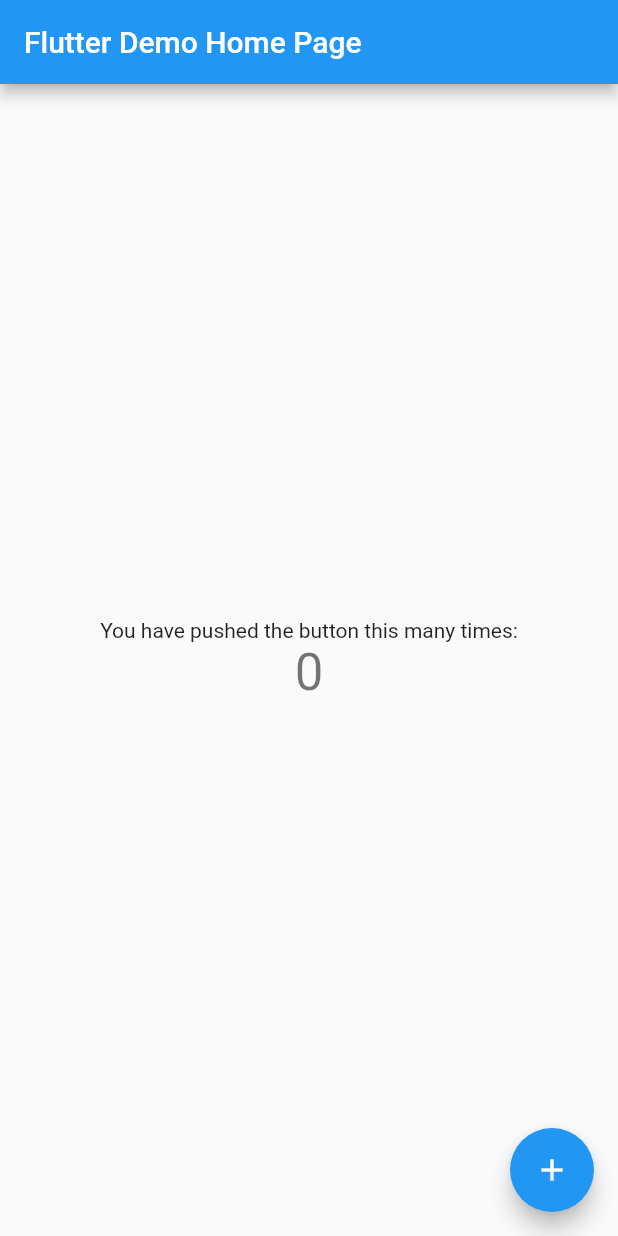
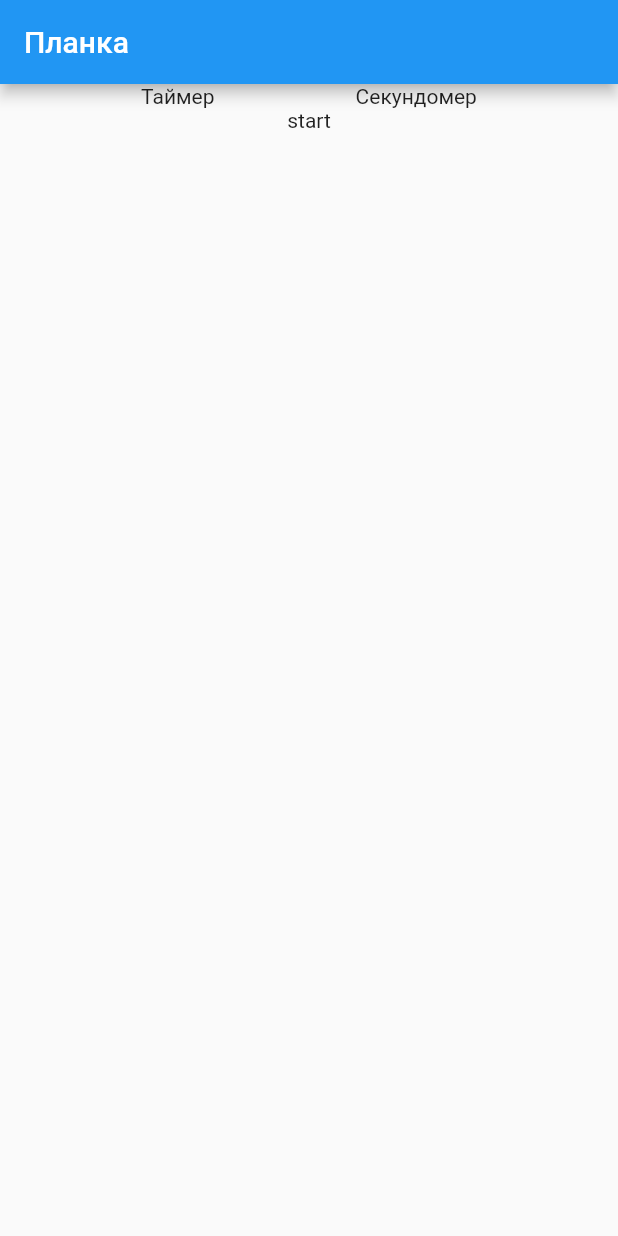
Before and after one commit to freeman1s1/planka, a Flutter app: the screen it shows after launch, on a phone screen of 412 x 824 dp. Run offline on Flutter 3.47's test engine with Material 2 defaults, Android fonts, the phone set to English and light mode, and no system bars; our stand-ins replace bloc, equatable, flutter_bloc, go_router, rxdart.

Commit message:
added work and timer screens

```diff
--- /dev/null
+++ b/lib/features/work_feature/cubits/timer_cubit/timer_cubit.dart
@@ -0,0 +1,44 @@
+import 'dart:async';
+
+import 'package:bloc/bloc.dart';
+import 'package:equatable/equatable.dart';
+import 'package:rxdart/rxdart.dart';
+
+part 'timer_state.dart';
+
+class TimerCubit extends Cubit<TimerState> {
+  TimerCubit() : super(const TimerStart(0));
+
+  addInActionState() {
+    if (state is TimerStart) {
+      final TimerStart currentState = state as TimerStart;
+      final currTime = PublishSubject<int>();
+      currTime.add(currentState.startTime);
+      Timer _timer = new Timer.periodic(
+        const Duration(seconds: 1),
+        (Timer timer) {
+          // if (_start == 0) {
+          //   setState(() {
+          //     timer.cancel();
+          //   });
+          // } else {
+          //   setState(() {
+          //     _start--;
+          //   });
+          // }
+          currTime.add(currentState.startTime + 1);
+        },
+      );
+      emit(TimerInAction(currTime));
+    } else if (state is TimerPause) {
+      final TimerPause currentState = state as TimerPause;
+      final currTime = PublishSubject<int>();
+      currTime.add(currentState.currentTime);
+      emit(TimerInAction(currTime));
+    }
+  }
+
+  addResumeState() {}
+
+  addStartState() {}
+}
--- /dev/null
+++ b/lib/features/work_feature/cubits/timer_cubit/timer_state.dart
@@ -0,0 +1,26 @@
+part of 'timer_cubit.dart';
+
+abstract class TimerState extends Equatable {
+  const TimerState();
+
+  @override
+  List<Object> get props => [];
+}
+
+class TimerStart extends TimerState {
+  const TimerStart(this.startTime);
+
+  final int startTime;
+}
+
+class TimerInAction extends TimerState {
+  const TimerInAction(this.currentTime);
+
+  final PublishSubject<int> currentTime;
+}
+
+class TimerPause extends TimerState {
+  const TimerPause(this.currentTime);
+
+  final int currentTime;
+}
--- /dev/null
+++ b/lib/features/work_feature/cubits/work_cubit/work_cubit.dart
@@ -0,0 +1,14 @@
+import 'package:bloc/bloc.dart';
+import 'package:equatable/equatable.dart';
+
+part 'work_state.dart';
+
+class WorkCubit extends Cubit<WorkState> {
+  WorkCubit() : super(WorkTimer());
+
+
+
+  emitTimerState() => emit(WorkTimer());
+
+  emitStopwatchState() => emit(WorkStopwatch());
+}
--- /dev/null
+++ b/lib/features/work_feature/cubits/work_cubit/work_state.dart
@@ -0,0 +1,12 @@
+part of 'work_cubit.dart';
+
+abstract class WorkState extends Equatable {
+  const WorkState();
+
+  @override
+  List<Object> get props => [];
+}
+
+class WorkTimer extends WorkState {}
+
+class WorkStopwatch extends WorkState {}
--- /dev/null
+++ b/lib/features/work_feature/views/screens/timer_screen.dart
@@ -0,0 +1,32 @@
+import 'package:flutter/material.dart';
+import 'package:flutter_bloc/flutter_bloc.dart';
+import 'package:planka_app/features/work_feature/cubits/timer_cubit/timer_cubit.dart';
+
+class TimerTab extends StatelessWidget {
+  const TimerTab({Key? key}) : super(key: key);
+
+  @override
+  Widget build(BuildContext context) {
+    return BlocProvider<TimerCubit>(
+      create: (context) => TimerCubit(),
+      child: BlocBuilder<TimerCubit, TimerState>(
+        builder: (context, state) {
+          if (state is TimerInAction) {
+            return StreamBuilder<int>(
+              stream: state.currentTime,
+              builder: (_, snapshot) {
+                return Text(snapshot.data.toString());
+              },
+            );
+          }
+          return GestureDetector(
+            onTap: () {
+              context.read<TimerCubit>().addInActionState();
+            },
+            child: Text('start'),
+          );
+        },
+      ),
+    );
+  }
+}
--- /dev/null
+++ b/lib/features/work_feature/views/screens/work_screen.dart
@@ -0,0 +1,50 @@
+import 'package:flutter/material.dart';
+import 'package:flutter_bloc/flutter_bloc.dart';
+import 'package:planka_app/features/work_feature/cubits/work_cubit/work_cubit.dart';
+import 'package:planka_app/features/work_feature/views/screens/timer_screen.dart';
+
+class WorkScreen extends StatelessWidget {
+  const WorkScreen({Key? key}) : super(key: key);
+
+  @override
+  Widget build(BuildContext context) {
+    return Scaffold(
+      appBar: AppBar(
+        title: Text('Планка'),
+      ),
+      body: BlocProvider<WorkCubit>(
+        create: (context) => WorkCubit(),
+        child: BlocBuilder<WorkCubit, WorkState>(
+          builder: (context, state) {
+            return Column(
+              children: [
+                Row(
+                  mainAxisAlignment: MainAxisAlignment.spaceEvenly,
+                  children: [
+                    GestureDetector(
+                      onTap: () {
+                        context.read<WorkCubit>().emitTimerState();
+                      },
+                      child: Text(
+                        'Таймер',
+                      ),
+                    ),
+                    GestureDetector(
+                      onTap: () {
+                        context.read<WorkCubit>().emitStopwatchState();
+                      },
+                      child: Text(
+                        'Секундомер',
+                      ),
+                    ),
+                  ],
+                ),
+                const TimerTab(),
+              ],
+            );
+          },
+        ),
+      ),
+    );
+  }
+}
--- a/lib/main.dart
+++ b/lib/main.dart
@@ -1,4 +1,5 @@
 import 'package:flutter/material.dart';
+import 'package:planka_app/utils/routes.dart';
 
 void main() {
   runApp(const MyApp());
@@ -10,106 +11,10 @@
   // This widget is the root of your application.
   @override
   Widget build(BuildContext context) {
-    return MaterialApp(
-      title: 'Flutter Demo',
-      theme: ThemeData(
-        // This is the theme of your application.
-        //
-        // Try running your application with "flutter run". You'll see the
-        // application has a blue toolbar. Then, without quitting the app, try
-        // changing the primarySwatch below to Colors.green and then invoke
-        // "hot reload" (press "r" in the console where you ran "flutter run",
-        // or simply save your changes to "hot reload" in a Flutter IDE).
-        // Notice that the counter didn't reset back to zero; the application
-        // is not restarted.
-        primarySwatch: Colors.blue,
-      ),
-      home: const MyHomePage(title: 'Flutter Demo Home Page'),
+    return MaterialApp.router(
+      debugShowCheckedModeBanner: false,
+      routeInformationParser: AppRoutes.routes.routeInformationParser,
+      routerDelegate: AppRoutes.routes.routerDelegate,
     );
   }
 }
-
-class MyHomePage extends StatefulWidget {
-  const MyHomePage({Key? key, required this.title}) : super(key: key);
-
-  // This widget is the home page of your application. It is stateful, meaning
-  // that it has a State object (defined below) that contains fields that affect
-  // how it looks.
-
-  // This class is the configuration for the state. It holds the values (in this
-  // case the title) provided by the parent (in this case the App widget) and
-  // used by the build method of the State. Fields in a Widget subclass are
-  // always marked "final".
-
-  final String title;
-
-  @override
-  State<MyHomePage> createState() => _MyHomePageState();
-}
-
-class _MyHomePageState extends State<MyHomePage> {
-  int _counter = 0;
-
-  void _incrementCounter() {
-    setState(() {
-      // This call to setState tells the Flutter framework that something has
-      // changed in this State, which causes it to rerun the build method below
-      // so that the display can reflect the updated values. If we changed
-      // _counter without calling setState(), then the build method would not be
-      // called again, and so nothing would appear to happen.
-      _counter++;
-    });
-  }
-
-  @override
-  Widget build(BuildContext context) {
-    // This method is rerun every time setState is called, for instance as done
-    // by the _incrementCounter method above.
-    //
-    // The Flutter framework has been optimized to make rerunning build methods
-    // fast, so that you can just rebuild anything that needs updating rather
-    // than having to individually change instances of widgets.
-    return Scaffold(
-      appBar: AppBar(
-        // Here we take the value from the MyHomePage object that was created by
-        // the App.build method, and use it to set our appbar title.
-        title: Text(widget.title),
-      ),
-      body: Center(
-        // Center is a layout widget. It takes a single child and positions it
-        // in the middle of the parent.
-        child: Column(
-          // Column is also a layout widget. It takes a list of children and
-          // arranges them vertically. By default, it sizes itself to fit its
-          // children horizontally, and tries to be as tall as its parent.
-          //
-          // Invoke "debug painting" (press "p" in the console, choose the
-          // "Toggle Debug Paint" action from the Flutter Inspector in Android
-          // Studio, or the "Toggle Debug Paint" command in Visual Studio Code)
-          // to see the wireframe for each widget.
-          //
-          // Column has various properties to control how it sizes itself and
-          // how it positions its children. Here we use mainAxisAlignment to
-          // center the children vertically; the main axis here is the vertical
-          // axis because Columns are vertical (the cross axis would be
-          // horizontal).
-          mainAxisAlignment: MainAxisAlignment.center,
-          children: <Widget>[
-            const Text(
-              'You have pushed the button this many times:',
-            ),
-            Text(
-              '$_counter',
-              style: Theme.of(context).textTheme.headline4,
-            ),
-          ],
-        ),
-      ),
-      floatingActionButton: FloatingActionButton(
-        onPressed: _incrementCounter,
-        tooltip: 'Increment',
-        child: const Icon(Icons.add),
-      ), // This trailing comma makes auto-formatting nicer for build methods.
-    );
-  }
-}
--- /dev/null
+++ b/lib/utils/routes.dart
@@ -0,0 +1,13 @@
+import 'package:go_router/go_router.dart';
+import 'package:planka_app/features/work_feature/views/screens/work_screen.dart';
+
+class AppRoutes{
+  static final routes = GoRouter(
+    routes: [
+      GoRoute(
+        path: '/',
+        builder: (context, state) => const WorkScreen(),
+      ),
+    ],
+  );
+}
```
Also changed, not shown: pubspec.yaml (+10 -0 lines), lib/features/work_feature/views/widgets/timer_widget.dart (added), pubspec.lock, 194 other files.
